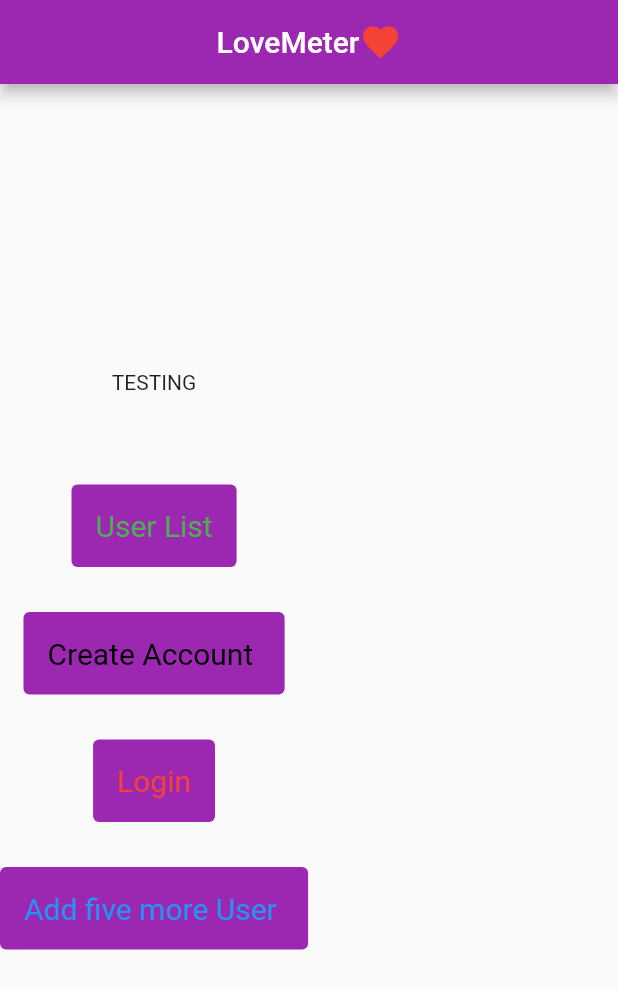
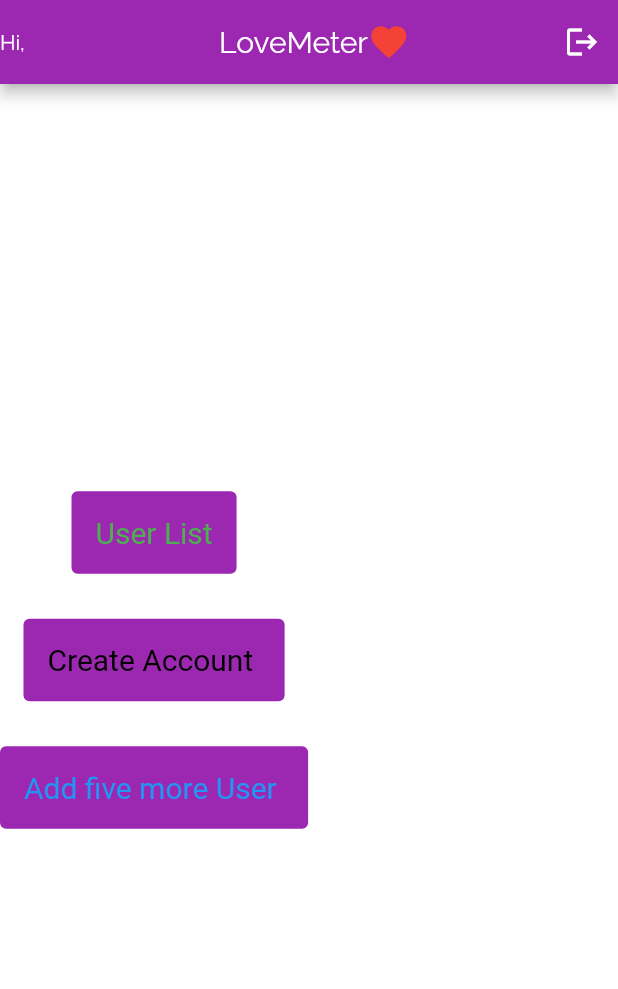
Before and after one commit to FedericoRodriguez/flutter-express, a Flutter app: the screen it shows after launch, on a phone screen of 412 x 824 dp. Shown: the top 989 px of the screen. Run offline on Flutter 3.47's test engine with Material 2 defaults, Android fonts, the phone set to English and light mode, and no system bars; our stand-ins replace shared_preferences; missing offline and left inert: flutter_session.

Commit message:
Adding Login, Logout.

```diff
--- a/flutter_app/lib/main.dart
+++ b/flutter_app/lib/main.dart
@@ -1,8 +1,9 @@
 import 'package:flutter/material.dart';
 import 'package:flutter_app/theme/style.dart';
 import 'package:flutter_app/utils/Routes.dart';
+import 'package:flutter_app/screens/home.dart';
 
-void main() => runApp(MyApp());
+void main() =>  runApp(MyApp());
 
 class MyApp extends StatelessWidget {
   @override
@@ -13,8 +14,8 @@ class MyApp extends StatelessWidget {
       title: 'LoveMeter Home',
       theme: appTheme(),
       routes: Routes.routes(),
-      initialRoute: Routes.initScreen(),
-      //  home: HomePage(), //RandomWords(),
+     // initialRoute: Routes.initScreen(),
+      home: HomePage(), //RandomWords(),
     );
   }
 }
--- a/flutter_app/lib/screens/home.dart
+++ b/flutter_app/lib/screens/home.dart
@@ -2,10 +2,15 @@ import 'package:flutter/material.dart';
 import 'package:http/http.dart' as http;
 import 'package:flutter_app/screens/UserList.dart';
 import 'package:flutter_app/screens/RegisterUser.dart';
-import 'package:flutter_app/screens/Login.dart';
 import 'package:flutter_app/widgets/text_icon.dart';
+import 'package:flutter_app/widgets/text_welcome.dart';
+import 'package:flutter_session/flutter_session.dart';
+import 'package:flutter_app/widgets/icon_account.dart';
 
 class HomePage extends StatefulWidget {
+  HomePage() : super();
+  static const String ROUTE_ID = '/home_screen';
+
   @override
   _HomePageState createState() => _HomePageState();
 }
@@ -15,26 +20,29 @@ class _HomePageState extends State<HomePage> {
   Widget build(BuildContext context) {
     /*final wordPair = WordPair.random();
     return Text(wordPair.asPascalCase);*/
-    return MaterialApp(
-      theme: ThemeData(
-        primarySwatch: Colors.purple,
-
-      ),
-      home: Scaffold(
+    return Scaffold(
       appBar: AppBar(
         title: TextIcon('LoveMeter'),
         centerTitle: true,
+        elevation: 4,
+        actions: [IconAccount()],
+        leading: TextWelcome(),
+        leadingWidth:130,
       ),
       body: _buildHome(context),
-      ),
     );
   }
 
   Widget _buildHome(context) {
-    return Column(mainAxisAlignment: MainAxisAlignment.center, children: [
-      Text('TESTING'),
-      const SizedBox(height: 30),
-      const SizedBox(height: 30),
+    return FutureBuilder(
+        future: FlutterSession().get('authToken'),
+        builder: (context, snapshot) {
+          if (snapshot.hasData && snapshot.data != '') {
+            //snapshot.connectionState //ConnectionState.done ///ConnectionState.waiting
+            print('Home Logged in: , ${snapshot.data}!');
+            return Column(
+                mainAxisAlignment: MainAxisAlignment.center,
+                children: [
                   TextButton(
                     style: TextButton.styleFrom(
                         textStyle: const TextStyle(fontSize: 20),
@@ -65,19 +73,6 @@ class _HomePageState extends State<HomePage> {
                     style: TextButton.styleFrom(
                         textStyle: const TextStyle(fontSize: 20),
                         padding: const EdgeInsets.all(16.0),
-            primary: Colors.red,
-            backgroundColor: Colors.purple),
-        child: const Text(
-          'Login',
-          style: TextStyle(fontSize: 20.0),
-        ),
-        onPressed: () => _loginAccount(context),
-      ),
-      const SizedBox(height: 30),
-      TextButton(
-        style: TextButton.styleFrom(
-            textStyle: const TextStyle(fontSize: 20),
-            padding: const EdgeInsets.all(16.0),
                         primary: Colors.blue,
                         backgroundColor: Colors.purple),
                     child: Text(
@@ -85,8 +80,12 @@ class _HomePageState extends State<HomePage> {
                       style: TextStyle(fontSize: 20.0),
                     ),
                     onPressed: () => _addFiveMoreUsers(context),
-      )
+                  ),
                 ]);
+          } else {
+            return Text('Please Sign in. Click on the account icon.');
+          }
+        });
   }
 
   _goToUsersList(context) async {
@@ -102,8 +101,12 @@ class _HomePageState extends State<HomePage> {
   _createAccount(context) async {
     await Navigator.pushNamed(context, RegisterUserPage.ROUTE_ID);
   }
-
-  _loginAccount(context) async {
-    await Navigator.pushNamed(context, LoginPage.ROUTE_ID);
+/*
+  _logoutAccount(context) async {
+    FlutterSession().set('authToken', '');
+    SharedPreferences preferences = await SharedPreferences.getInstance();
+    await preferences.clear();
+    await Navigator.pushReplacementNamed(context, LoginPage.ROUTE_ID);
   }
+  */
 }
--- a/flutter_app/lib/theme/style.dart
+++ b/flutter_app/lib/theme/style.dart
@@ -2,7 +2,7 @@ import 'package:flutter/material.dart';
 
 ThemeData appTheme() {
   return ThemeData(
-      primaryColor: Colors.black,
+      primaryColor: Colors.purple,
       accentColor: Colors.orange,
       hintColor: Colors.red,
       dividerColor: Colors.blue,
--- a/flutter_app/lib/utils/Routes.dart
+++ b/flutter_app/lib/utils/Routes.dart
@@ -7,7 +7,8 @@ import 'package:flutter_app/screens/ViewUser.dart';
 class Routes {
   static routes() {
     return {
-      '/': (context) => HomePage(),
+     // '/': (context) => HomePage(),
+      HomePage.ROUTE_ID: (context) => HomePage(),
       LoginPage.ROUTE_ID: (context) =>LoginPage(),
       UserListPage.ROUTE_ID: (context) => UserListPage(),
       RegisterUserPage.ROUTE_ID: (context) => RegisterUserPage(),
--- /dev/null
+++ b/flutter_app/lib/widgets/icon_account.dart
@@ -0,0 +1,42 @@
+import 'package:flutter/widgets.dart';
+import 'package:flutter_session/flutter_session.dart';
+import 'package:flutter/material.dart';
+import 'package:shared_preferences/shared_preferences.dart';
+import 'package:flutter_app/screens/Login.dart';
+import 'package:flutter_app/screens/home.dart';
+
+class IconAccount extends StatelessWidget {
+
+
+  @override
+  Widget build(BuildContext context) {
+    return Row(
+      mainAxisSize: MainAxisSize.min,
+      children: <Widget>[
+        FutureBuilder(
+            future: FlutterSession().get('authToken'),
+            builder: (context,snapshot){
+              if (snapshot.hasData && snapshot.data != '') {
+                return IconButton(
+                    onPressed: () {_logoutAccount(context);} ,
+                    icon: Icon(Icons.logout));
+              } else {
+                return IconButton(
+                    onPressed: () {  _gotoLogin(context);} ,
+                    icon: Icon(Icons.account_circle_outlined));
+              }
+            }),
+      ],
+    );
+    //throw UnimplementedError();
+  }
+  _gotoLogin(context) async {
+    await Navigator.pushNamed(context, LoginPage.ROUTE_ID);
+  }
+  _logoutAccount(context) async {
+    FlutterSession().set('authToken', '');
+    SharedPreferences preferences = await SharedPreferences.getInstance();
+    await preferences.clear();
+    await Navigator.pushReplacementNamed(context, HomePage.ROUTE_ID);
+  }
+}
--- /dev/null
+++ b/flutter_app/lib/widgets/text_welcome.dart
@@ -0,0 +1,25 @@
+import 'package:flutter/widgets.dart';
+import 'package:flutter_session/flutter_session.dart';
+import 'package:flutter/material.dart';
+
+class TextWelcome extends StatelessWidget {
+  @override
+  Widget build(BuildContext context) {
+    return Row(
+      mainAxisSize: MainAxisSize.min,
+      children: <Widget>[
+        FutureBuilder(
+            future: FlutterSession().get('authToken'),
+            builder: (context, snapshot) {
+              if (snapshot.hasData && snapshot.data != '') {
+                return  Expanded(flex: 1,
+                  child: Text('Hi, ${snapshot.data.toString()}'),
+                );
+              }
+              return Text('');
+            }),
+      ],
+    );
+    //throw UnimplementedError();
+  }
+}
--- a/flutter_app/pubspec.yaml
+++ b/flutter_app/pubspec.yaml
@@ -34,6 +34,7 @@ dependencies:
 
   # The following adds the session.
   flutter_session:
+  shared_preferences: ^0.5.8
 
 dev_dependencies:
   flutter_test:
```
Also changed, not shown: flutter_app/lib/screens/Login.dart (+38 -16 lines), flutter_app/pubspec.lock. Lines whose indentation alone changed are shown as unchanged.
